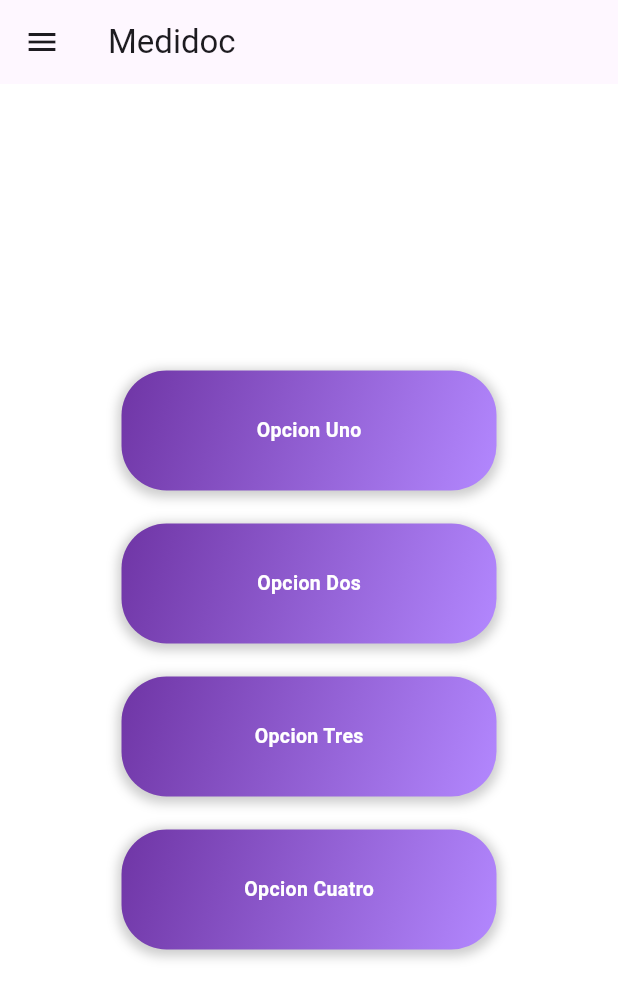
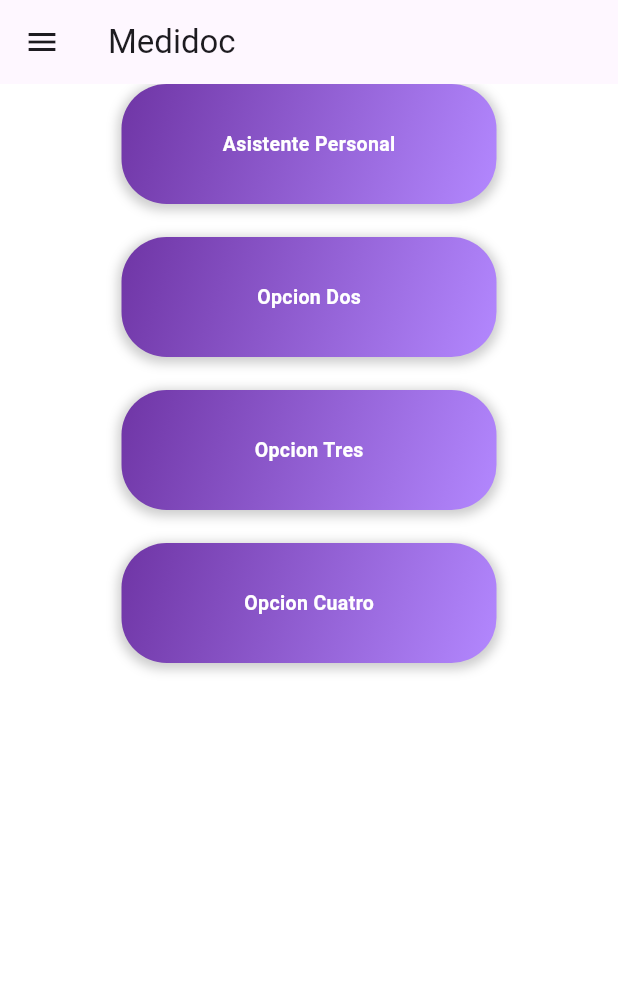
Before and after one commit to GaboJh0904/Medidoc_Proyect, a Flutter app: the screen it shows after launch, on a phone screen of 412 x 824 dp. Shown: the top 999 px of the screen. Run offline on Flutter 3.47's test engine with Material 3 defaults, Android fonts, the phone set to English and light mode, and no system bars.

Commit message:
agregado pantalla de asistente personal

```diff
--- a/lib/main.dart
+++ b/lib/main.dart
@@ -1,4 +1,5 @@
 import 'package:flutter/material.dart';
+import 'package:medidoc_proyect/pages/asistente_page.dart';
 import 'package:medidoc_proyect/pages/menu_principal.dart';
 
 void main() {
@@ -11,12 +12,15 @@ class MyApp extends StatelessWidget {
   @override
   Widget build(BuildContext context) {
     return MaterialApp(
-      title: 'Flutter Demo',
+      title: 'Medidoc',
       debugShowCheckedModeBanner: false,
       theme: ThemeData(
         primarySwatch: Colors.blue,
       ),
-      home: MenuPrincipal(),
+      routes: {
+        '/':(context)=> MenuPrincipal(),
+        '/asistente':(context) => AsistentePage()
+      },
     );
   }
 }
--- a/lib/pages/menu_principal.dart
+++ b/lib/pages/menu_principal.dart
@@ -1,4 +1,5 @@
 import 'package:flutter/material.dart';
+import 'package:medidoc_proyect/pages/asistente_page.dart';
 import 'package:medidoc_proyect/pages/navBar.dart';
 
 class MenuPrincipal extends StatelessWidget {
@@ -11,12 +12,28 @@ class MenuPrincipal extends StatelessWidget {
       drawer: NavbarOptions(),
       backgroundColor: Colors.white,
       body: Center(
-        child: MyCustomButtonColumn(),
+        child: Navigator(
+          onGenerateRoute: ((settings) {
+            return MaterialPageRoute(
+              builder: (context) => _buildContent(context, settings),
+            );
+          }),
+        ),
       ),
     );
   }
 }
 
+Widget _buildContent(BuildContext context, RouteSettings settings) {
+  switch (settings.name) {
+    case '/':
+      return MyCustomButtonColumn();
+    case '/asistente':
+      return AsistentePage();
+    default:
+      return Container();
+  }
+}
 
 class MyCustomButtonColumn extends StatelessWidget {
   @override
@@ -24,13 +41,28 @@ class MyCustomButtonColumn extends StatelessWidget {
     return Column(
       mainAxisSize: MainAxisSize.min,
       children: [
-        MyCustomButton(text: "Opcion Uno", onPressed: () {  },),
+        MyCustomButton(
+          text: "Asistente Personal",
+          onPressed: () {
+            Navigator.pushNamed(
+                context, '/asistente');
+          },
+        ),
         SizedBox(height: 22),
-        MyCustomButton(text: "Opcion Dos", onPressed: () {  },),
+        MyCustomButton(
+          text: "Opcion Dos",
+          onPressed: () {},
+        ),
         SizedBox(height: 22),
-        MyCustomButton(text: "Opcion Tres", onPressed: () {  },),
+        MyCustomButton(
+          text: "Opcion Tres",
+          onPressed: () {},
+        ),
         SizedBox(height: 22),
-        MyCustomButton(text: "Opcion Cuatro", onPressed: () {  },),
+        MyCustomButton(
+          text: "Opcion Cuatro",
+          onPressed: () {},
+        ),
       ],
     );
   }
@@ -42,7 +74,12 @@ class MyCustomButton extends StatefulWidget {
   final double width;
   final double height;
 
-  MyCustomButton({required this.text, required this.onPressed, this.width = 250.0, this.height = 80.0, });
+  MyCustomButton({
+    required this.text,
+    required this.onPressed,
+    this.width = 250.0,
+    this.height = 80.0,
+  });
 
   @override
   _MyCustomButtonState createState() => _MyCustomButtonState();
@@ -81,15 +118,22 @@ class _MyCustomButtonState extends State<MyCustomButton> {
             borderRadius: BorderRadius.circular(30),
             gradient: LinearGradient(
               colors: isPressed
-                  ? [Colors.purple, Colors.purpleAccent] // Colores cuando está presionado
-                  : [Color(0xFF6F35A5), Color(0xFFB388FF)], // Colores originales
+                  ? [
+                      Colors.purple,
+                      Colors.purpleAccent
+                    ] // Colores cuando está presionado
+                  : [
+                      Color(0xFF6F35A5),
+                      Color(0xFFB388FF)
+                    ], // Colores originales
               begin: Alignment.topLeft,
               end: Alignment.bottomRight,
             ),
             boxShadow: [
               BoxShadow(
                 color: Colors.black.withOpacity(0.2),
-                spreadRadius: isPressed ? 0 : 2, // Eliminar sombra cuando está presionado
+                spreadRadius:
+                    isPressed ? 0 : 2, // Eliminar sombra cuando está presionado
                 blurRadius: isPressed ? 0 : 6,
                 offset: isPressed ? Offset(0, 0) : Offset(0, 2),
               ),
--- a/pubspec.yaml
+++ b/pubspec.yaml
@@ -59,7 +59,8 @@ flutter:
   uses-material-design: true
 
   # To add assets to your application, add an assets section, like this:
-  # assets:
+  assets:
+    - assets/images/
   #   - images/a_dot_burr.jpeg
   #   - images/a_dot_ham.jpeg
 
```
Also changed, not shown: lib/pages/asistente_page.dart (added, +40 -0 lines), assets/images/asistente1.png (added), assets/images/asistente2.png (added).
